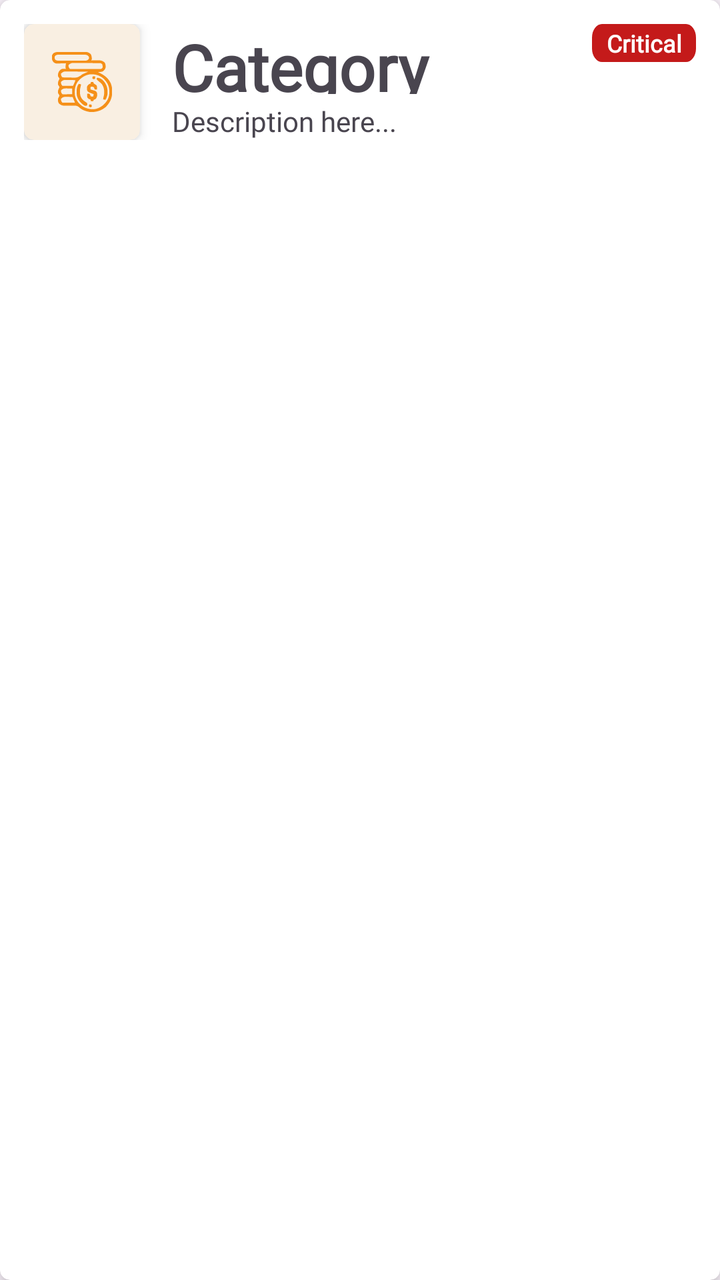
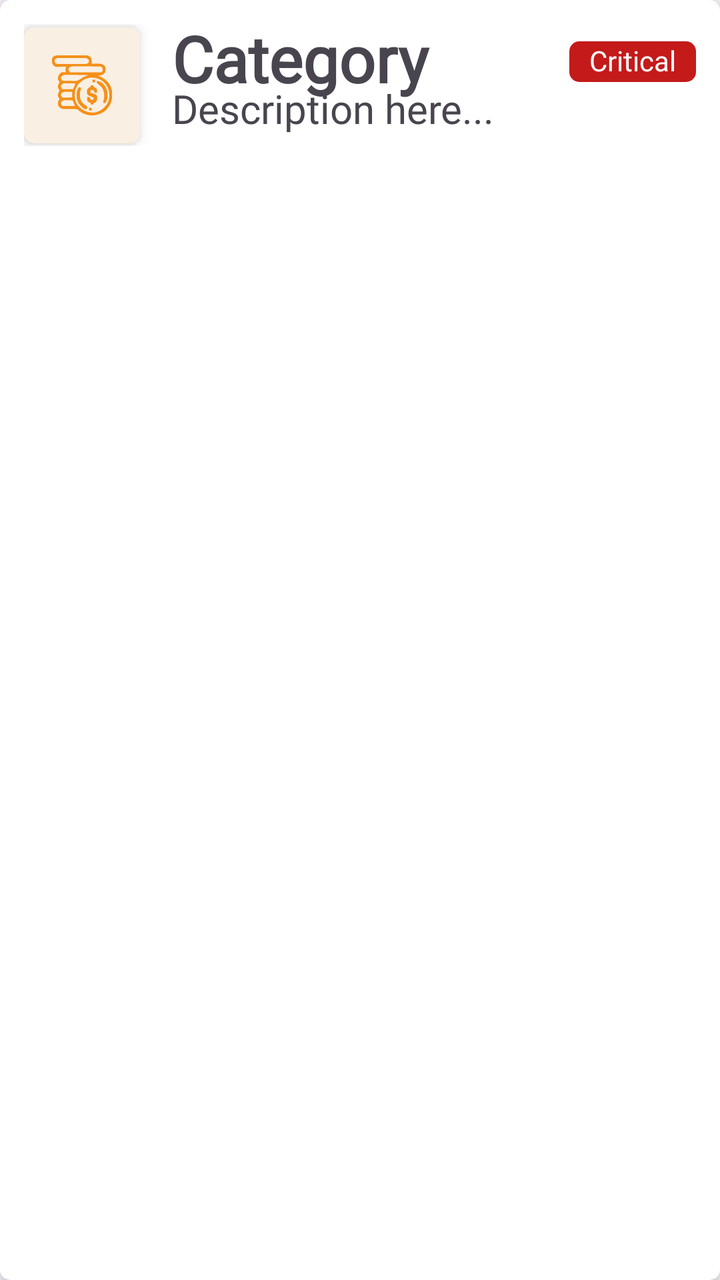

Compare the two renders of this Android layout. The source of the first and the diff that turns it into the second are given below.
<!-- AndroidManifest.xml: application theme Theme.Dawnasyon_v1 -->
<!-- res/layout/category_item.xml -->
<?xml version="1.0" encoding="utf-8"?>
<androidx.cardview.widget.CardView xmlns:android="http://schemas.android.com/apk/res/android"
    xmlns:app="http://schemas.android.com/apk/res-auto"
    android:layout_width="match_parent"
    android:layout_height="wrap_content"
    android:layout_margin="10dp"
    app:cardCornerRadius="5dp"
    app:cardElevation="6dp"
    android:clickable="true"
    android:foreground="?attr/selectableItemBackground">

    <androidx.constraintlayout.widget.ConstraintLayout
        android:layout_width="match_parent"
        android:layout_height="wrap_content"
        android:padding="12dp">

        
        <androidx.cardview.widget.CardView
            android:id="@+id/iconBox"
            android:layout_width="58dp"
            android:layout_height="58dp"
            app:cardBackgroundColor="#F9EFE2"
            app:cardCornerRadius="5dp"
            app:cardElevation="4dp"
            app:layout_constraintStart_toStartOf="parent"
            app:layout_constraintTop_toTopOf="parent">

            <ImageView
                android:id="@+id/imgIcon"
                android:layout_width="30dp"
                android:layout_height="30dp"
                android:layout_gravity="center"
                android:src="@drawable/ic_money" />
        </androidx.cardview.widget.CardView>

        
        <TextView
            android:id="@+id/txtTitle"
            android:layout_width="0dp"
            android:layout_height="35dp"
            android:layout_marginStart="16dp"
            android:fontFamily="@font/dongle"
            android:text="@string/category"
            android:textSize="32sp"
            android:textStyle="bold"
            app:layout_constraintEnd_toStartOf="@id/txtStatus"
            app:layout_constraintStart_toEndOf="@id/iconBox"
            app:layout_constraintTop_toTopOf="@id/iconBox" />

        
        <TextView
            android:id="@+id/txtStatus"
            android:layout_width="52dp"
            android:layout_height="19dp"
            android:gravity="center"
            android:fontFamily="@font/dongle"
            android:background="@drawable/status_red"
            android:text="@string/critical"
            android:textSize="12sp"
            android:textStyle="bold"
            android:textColor="#FFFFFF"
            android:padding="0dp"
            app:layout_constraintStart_toEndOf="@id/txtTitle"
            app:layout_constraintEnd_toEndOf="parent"
            app:layout_constraintTop_toTopOf="@id/txtTitle" />

        
        <TextView
            android:id="@+id/txtDescription"
            android:layout_width="0dp"
            android:layout_height="wrap_content"
            android:layout_marginStart="16dp"
            android:fontFamily="@font/dongle_light"
            android:text="Description here..."
            android:textSize="14sp"
            app:layout_constraintStart_toEndOf="@id/iconBox"
            app:layout_constraintEnd_toEndOf="parent"
            app:layout_constraintTop_toBottomOf="@id/txtTitle"
            android:layout_marginTop="4dp" />

    </androidx.constraintlayout.widget.ConstraintLayout>
</androidx.cardview.widget.CardView>
<!-- resources referenced by this layout -->
<resources>
  <!-- drawable ic_money: vector/xml drawable (drawable, 8029 chars, omitted) -->
  <!-- drawable status_red (drawable) -->
  <vector xmlns:android="http://schemas.android.com/apk/res/android"
      android:width="52dp"
      android:height="14dp"
      android:viewportWidth="52"
      android:viewportHeight="14">
    <path
        android:pathData="M5,0L47,0A5,5 0,0 1,52 5L52,9A5,5 0,0 1,47 14L5,14A5,5 0,0 1,0 9L0,5A5,5 0,0 1,5 0z"
        android:fillColor="#C41A1A"/>
  </vector>
  <string name="category">Category</string>
  <string name="critical">Critical</string>
  <style name="Theme.Dawnasyon_v1" parent="Base.Theme.Dawnasyon_v1" />
  <style name="Base.Theme.Dawnasyon_v1" parent="Theme.Material3.Light.NoActionBar">
          
          
      </style>
</resources>

<!-- the commit's change to res/layout/category_item.xml (unified diff, before → after) -->
@@ -14,7 +14,6 @@
         android:layout_height="wrap_content"
         android:padding="12dp">
 
-        
         <androidx.cardview.widget.CardView
             android:id="@+id/iconBox"
             android:layout_width="58dp"
@@ -23,60 +22,72 @@
             app:cardCornerRadius="5dp"
             app:cardElevation="4dp"
             app:layout_constraintStart_toStartOf="parent"
-            app:layout_constraintTop_toTopOf="parent">
+            app:layout_constraintTop_toTopOf="parent"
+            app:layout_constraintBottom_toBottomOf="parent" />
 
-            <ImageView
-                android:id="@+id/imgIcon"
-                android:layout_width="30dp"
-                android:layout_height="30dp"
-                android:layout_gravity="center"
-                android:src="@drawable/ic_money" />
-        </androidx.cardview.widget.CardView>
+        <ImageView
+            android:id="@+id/imgIcon"
+            android:layout_width="30dp"
+            android:layout_height="30dp"
+            android:layout_gravity="center"
+            android:src="@drawable/ic_money"
+            android:elevation="5dp"
+            app:layout_constraintStart_toStartOf="@id/iconBox"
+            app:layout_constraintEnd_toEndOf="@id/iconBox"
+            app:layout_constraintTop_toTopOf="@id/iconBox"
+            app:layout_constraintBottom_toBottomOf="@id/iconBox" />
 
-        
         <TextView
             android:id="@+id/txtTitle"
             android:layout_width="0dp"
-            android:layout_height="35dp"
+            android:layout_height="wrap_content"
             android:layout_marginStart="16dp"
+            android:layout_marginEnd="8dp"
             android:fontFamily="@font/dongle"
+            android:includeFontPadding="false"
             android:text="@string/category"
             android:textSize="32sp"
             android:textStyle="bold"
+            app:layout_constraintVertical_chainStyle="packed"
             app:layout_constraintEnd_toStartOf="@id/txtStatus"
             app:layout_constraintStart_toEndOf="@id/iconBox"
-            app:layout_constraintTop_toTopOf="@id/iconBox" />
+            app:layout_constraintTop_toTopOf="@id/iconBox"
+            app:layout_constraintBottom_toTopOf="@id/txtDescription" />
 
-        
         <TextView
             android:id="@+id/txtStatus"
-            android:layout_width="52dp"
-            android:layout_height="19dp"
+            android:layout_width="wrap_content"
+            android:layout_height="wrap_content"
             android:gravity="center"
             android:fontFamily="@font/dongle"
+            android:includeFontPadding="false"
             android:background="@drawable/status_red"
             android:text="@string/critical"
-            android:textSize="12sp"
-            android:textStyle="bold"
+            android:textSize="14sp"
             android:textColor="#FFFFFF"
-            android:padding="0dp"
+            android:paddingStart="10dp"
+            android:paddingEnd="10dp"
+            android:paddingTop="2dp"
+            android:paddingBottom="2dp"
             app:layout_constraintStart_toEndOf="@id/txtTitle"
             app:layout_constraintEnd_toEndOf="parent"
-            app:layout_constraintTop_toTopOf="@id/txtTitle" />
+            app:layout_constraintTop_toTopOf="@id/txtTitle"
+            app:layout_constraintBottom_toBottomOf="@id/txtTitle" />
 
-        
         <TextView
             android:id="@+id/txtDescription"
             android:layout_width="0dp"
             android:layout_height="wrap_content"
             android:layout_marginStart="16dp"
             android:fontFamily="@font/dongle_light"
+            android:includeFontPadding="false"
             android:text="Description here..."
-            android:textSize="14sp"
+            android:textSize="20sp"
+            android:translationY="-6dp"
             app:layout_constraintStart_toEndOf="@id/iconBox"
             app:layout_constraintEnd_toEndOf="parent"
             app:layout_constraintTop_toBottomOf="@id/txtTitle"
-            android:layout_marginTop="4dp" />
+            app:layout_constraintBottom_toBottomOf="@id/iconBox" />
 
     </androidx.constraintlayout.widget.ConstraintLayout>
 </androidx.cardview.widget.CardView>
<!-- resource entries referenced after the edit -->
@@ -2,15 +2,15 @@
 <resources>
   <!-- drawable ic_money: vector/xml drawable (drawable, 8029 chars, omitted) -->
   <!-- drawable status_red (drawable) -->
-  <vector xmlns:android="http://schemas.android.com/apk/res/android"
-      android:width="52dp"
-      android:height="14dp"
-      android:viewportWidth="52"
-      android:viewportHeight="14">
-    <path
-        android:pathData="M5,0L47,0A5,5 0,0 1,52 5L52,9A5,5 0,0 1,47 14L5,14A5,5 0,0 1,0 9L0,5A5,5 0,0 1,5 0z"
-        android:fillColor="#C41A1A"/>
-  </vector>
+  <?xml version="1.0" encoding="utf-8"?>
+  <shape xmlns:android="http://schemas.android.com/apk/res/android"
+      android:shape="rectangle">
+  
+    <solid android:color="#C41A1A" />
+  
+    <corners android:radius="5dp" />
+  
+  </shape>
   <string name="category">Category</string>
   <string name="critical">Critical</string>
   <style name="Theme.Dawnasyon_v1" parent="Base.Theme.Dawnasyon_v1" />
